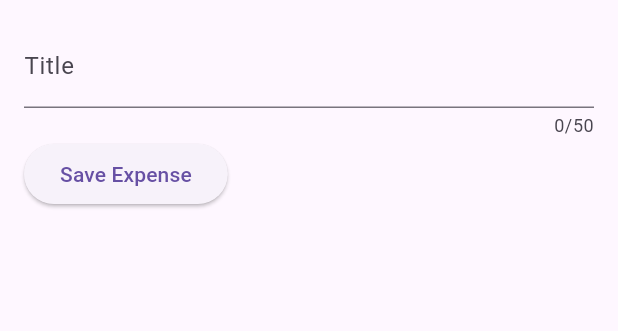
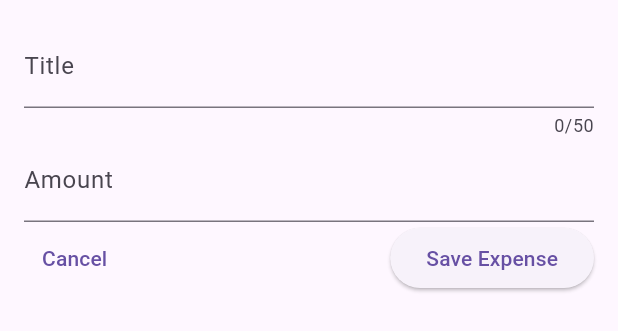
Before and after one commit to lancekian12/Expense-Tracker, a Flutter app: the NewExpense widget shown alone on an empty page, opened directly, after a tap on "Save Expense", on a phone screen of 412 x 824 dp. Shown: the top 331 px of the screen. Run offline on Flutter 3.47's test engine with Material 3 defaults, Android fonts, the phone set to English and light mode, and no system bars.

Commit message:
added new input for amount and cancel button

```diff
--- a/lib/widgets/new_expense.dart
+++ b/lib/widgets/new_expense.dart
@@ -10,17 +10,19 @@ class NewExpense extends StatefulWidget {
 
 class _NewExpenseState extends State<NewExpense> {
   final _titleController = TextEditingController();
+  final _amountController = TextEditingController();
 
   @override
   void dispose() {
     _titleController.dispose();
+    _amountController.dispose();
     super.dispose();
   }
 
   @override
   Widget build(context) {
     return Padding(
-      padding: EdgeInsets.all(16),
+      padding: const EdgeInsets.all(16),
       child: Column(
         children: [
           TextField(
@@ -30,11 +32,22 @@ class _NewExpenseState extends State<NewExpense> {
               label: Text('Title'),
             ),
           ),
+          TextField(
+            controller: _amountController,
+            keyboardType: TextInputType.number,
+            decoration: const InputDecoration(
+              prefixText: '\$ ',
+              label: Text('Amount'),
+            ),
+          ),
           Row(
             children: [
+              TextButton(onPressed: () {}, child: Text('Cancel')),
+              const Spacer(),
               ElevatedButton(
                   onPressed: () {
                     print(_titleController.text);
+                    print(_amountController.text);
                   },
                   child: const Text('Save Expense'))
             ],
```
